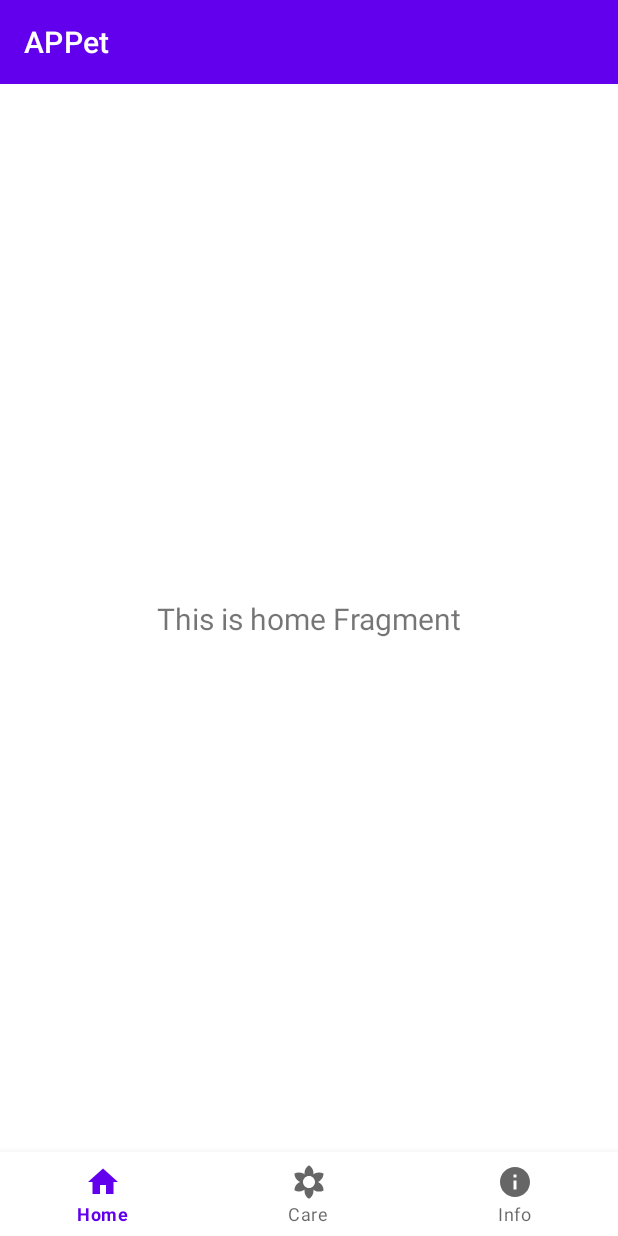
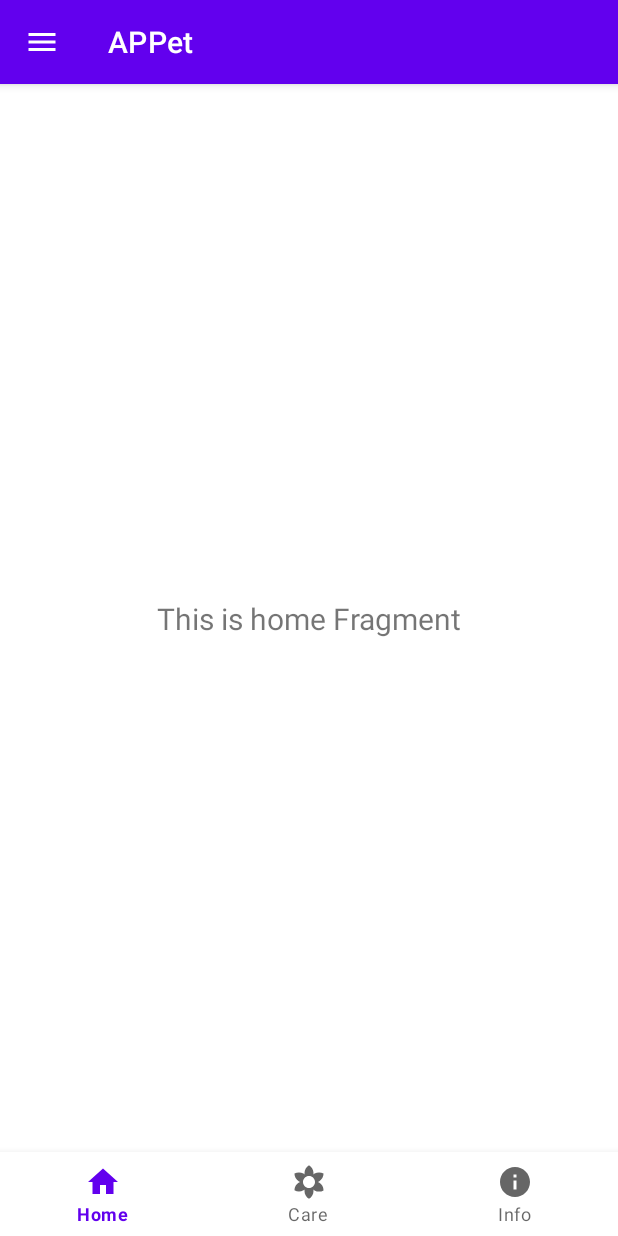
Before and after one commit to Vieja/APPet, an Android app: the screen it shows after launch (MainActivity), on a phone screen of 412 x 824 dp. Run offline under Robolectric (Android 15) with nearby library versions, the phone set to English and light mode, and no system bars; our stand-ins replace navigation-ui; 2 statements that could not run were skipped.

Commit message:
add draver icon in toolbars

```diff
--- a/app/src/main/java/com/vieja/appet/MainActivity.kt
+++ b/app/src/main/java/com/vieja/appet/MainActivity.kt
@@ -2,7 +2,6 @@ package com.vieja.appet
 
 import android.os.Bundle
 import android.view.View
-import com.google.android.material.bottomnavigation.BottomNavigationView
 import androidx.appcompat.app.AppCompatActivity
 import androidx.core.view.GravityCompat
 import androidx.drawerlayout.widget.DrawerLayout
@@ -10,44 +9,30 @@ import androidx.navigation.NavController
 import androidx.navigation.findNavController
 import androidx.navigation.ui.AppBarConfiguration
 import androidx.navigation.ui.NavigationUI
-import androidx.navigation.ui.setupActionBarWithNavController
 import androidx.navigation.ui.setupWithNavController
-import com.google.android.material.navigation.NavigationView
 import kotlinx.android.synthetic.main.activity_main.*
 
 class MainActivity : AppCompatActivity() {
 
-    private lateinit var appBarConfiguration: AppBarConfiguration
+    lateinit var appBarConfiguration: AppBarConfiguration
     private lateinit var navController: NavController
 
     override fun onCreate(savedInstanceState: Bundle?) {
         super.onCreate(savedInstanceState)
         setContentView(R.layout.activity_main)
-        val navBottomView: BottomNavigationView = findViewById(R.id.nav_bottom_view)
-        val navDraverView: NavigationView = findViewById(R.id.nav_drawer_view)
 
         navController = findNavController(R.id.nav_host_fragment)
-        // Passing each menu ID as a set of Ids because each
-        // menu should be considered as top level destinations.
-//        val appBarConfiguration = AppBarConfiguration(setOf(
-//                R.id.navigation_home, R.id.navigation_care, R.id.navigation_info))
-        appBarConfiguration = AppBarConfiguration.Builder(R.id.navigation_home, R.id.navigation_care,
-            R.id.navigation_info, R.id.blankFragment) //Pass the ids of fragments from nav_graph which you d'ont want to show back button in toolbar
+        appBarConfiguration = AppBarConfiguration.Builder(
+            R.id.navigation_home, R.id.navigation_care,
+            R.id.navigation_info, R.id.blankFragment
+        ) //Pass the ids of fragments from nav_graph which you d'ont want to show back button in toolbar
             .setDrawerLayout(drawer_layout) //Pass the drawer layout id from activity xml
             .build()
-//        setupActionBarWithNavController(navController, appBarConfiguration)
-//        navBottomView.setupWithNavController(navController)
-
         visibilityNavElements(navController)
 
     }
 
     private fun visibilityNavElements(navController: NavController) {
-
-        //Listen for the change in fragment (navigation) and hide or show drawer or bottom navigation accordingly if required
-        //Modify this according to your need
-        //If you want you can implement logic to deselect(styling) the bottom navigation menu item when drawer item selected using listener
-
         navController.addOnDestinationChangedListener { _, destination, _ ->
             when (destination.id) {
                 R.id.careCategoryFragment -> hideDrawerNavigation()
--- a/app/src/main/java/com/vieja/appet/ui/home/HomeFragment.kt
+++ b/app/src/main/java/com/vieja/appet/ui/home/HomeFragment.kt
@@ -1,7 +1,11 @@
 package com.vieja.appet.ui.home
 
 import android.os.Bundle
+import android.view.Gravity
 import android.view.View
+import android.widget.Toast
+import androidx.core.content.res.ResourcesCompat
+import androidx.core.view.GravityCompat
 import androidx.fragment.app.Fragment
 import androidx.lifecycle.ViewModelProvider
 import androidx.navigation.fragment.NavHostFragment
@@ -9,8 +13,10 @@ import androidx.navigation.ui.AppBarConfiguration
 import androidx.navigation.ui.NavigationUI
 import com.vieja.appet.MainActivity
 import com.vieja.appet.R
-import kotlinx.android.synthetic.main.collapsing_toolbar.*
+import kotlinx.android.synthetic.main.activity_main.*
+import kotlinx.android.synthetic.main.activity_main.view.*
 import kotlinx.android.synthetic.main.fragment_home.*
+
 
 class HomeFragment : Fragment(R.layout.fragment_home) {
 
@@ -18,16 +24,20 @@ class HomeFragment : Fragment(R.layout.fragment_home) {
 
     override fun onViewCreated(view: View, savedInstanceState: Bundle?) {
         super.onViewCreated(view, savedInstanceState)
-
-        (requireActivity() as? MainActivity)?.setSupportActionBar(toolbar_home)
-        val appBarConfiguration = AppBarConfiguration(setOf(
-            R.id.navigation_home, R.id.navigation_care, R.id.navigation_info))
-        val navHostFragment = NavHostFragment.findNavController(this);
-        NavigationUI.setupWithNavController(toolbar_home, navHostFragment,appBarConfiguration)
+        (activity as MainActivity).setSupportActionBar(toolbar_home)
+        val appBarConfiguration = (activity as MainActivity).appBarConfiguration
+        val navHostFragment = NavHostFragment.findNavController(this)
+        NavigationUI.setupWithNavController(toolbar_home, navHostFragment, appBarConfiguration)
+        toolbar_home.navigationIcon = ResourcesCompat.getDrawable(resources, R.drawable.ic_baseline_menu_white_24, null)
+        toolbar_home.setNavigationOnClickListener {
+            (activity as MainActivity).drawer_layout.openDrawer(GravityCompat.START)
+        }
 
         homeViewModel = ViewModelProvider(this).get(HomeViewModel::class.java)
         homeViewModel.text.observe(viewLifecycleOwner, {
             text_home.text = it
         })
     }
+
+
 }
--- /dev/null
+++ b/app/src/main/res/drawable/ic_baseline_menu_white_24.xml
@@ -0,0 +1,5 @@
+<vector android:height="24dp" android:tint="#FFFFFF"
+    android:viewportHeight="24" android:viewportWidth="24"
+    android:width="24dp" xmlns:android="http://schemas.android.com/apk/res/android">
+    <path android:fillColor="@android:color/white" android:pathData="M3,18h18v-2L3,16v2zM3,13h18v-2L3,11v2zM3,6v2h18L21,6L3,6z"/>
+</vector>
--- a/app/src/main/res/layout/activity_main.xml
+++ b/app/src/main/res/layout/activity_main.xml
@@ -1,5 +1,4 @@
 <?xml version="1.0" encoding="utf-8"?>
-
 <androidx.drawerlayout.widget.DrawerLayout xmlns:android="http://schemas.android.com/apk/res/android"
     xmlns:app="http://schemas.android.com/apk/res-auto"
     xmlns:tools="http://schemas.android.com/tools"
--- a/app/src/main/res/layout/fragment_home.xml
+++ b/app/src/main/res/layout/fragment_home.xml
@@ -6,17 +6,24 @@
     android:layout_height="match_parent"
     tools:context=".ui.home.HomeFragment">
 
+    <com.google.android.material.appbar.AppBarLayout
+        android:id="@+id/app_bar"
+        android:layout_width="match_parent"
+        android:layout_height="wrap_content"
+        android:theme="@style/ThemeOverlay.AppCompat.Dark.ActionBar"
+        app:layout_constraintEnd_toEndOf="parent"
+        app:layout_constraintStart_toStartOf="parent"
+        app:layout_constraintTop_toTopOf="parent">
+
     <androidx.appcompat.widget.Toolbar
         android:id="@+id/toolbar_home"
         android:layout_width="match_parent"
         android:layout_height="wrap_content"
         android:background="?attr/colorPrimary"
         android:minHeight="?attr/actionBarSize"
-        android:theme="@style/ThemeOverlay.AppCompat.Dark.ActionBar"
         app:popupTheme="@style/ThemeOverlay.AppCompat.Light"
-        app:layout_constraintEnd_toEndOf="parent"
-        app:layout_constraintStart_toStartOf="parent"
-        app:layout_constraintTop_toTopOf="parent" />
+         />
+    </com.google.android.material.appbar.AppBarLayout>
 
     <TextView
         android:id="@+id/text_home"
@@ -29,5 +36,5 @@
         app:layout_constraintBottom_toBottomOf="parent"
         app:layout_constraintEnd_toEndOf="parent"
         app:layout_constraintStart_toStartOf="parent"
-        app:layout_constraintTop_toBottomOf="@+id/toolbar_home" />
+        app:layout_constraintTop_toBottomOf="@+id/app_bar" />
 </androidx.constraintlayout.widget.ConstraintLayout>
```
Also changed, not shown: app/src/main/java/com/vieja/appet/ui/care/CareFragment.kt (+8 -5 lines), app/src/main/java/com/vieja/appet/ui/info/InfoFragment.kt (+11 -4 lines).
